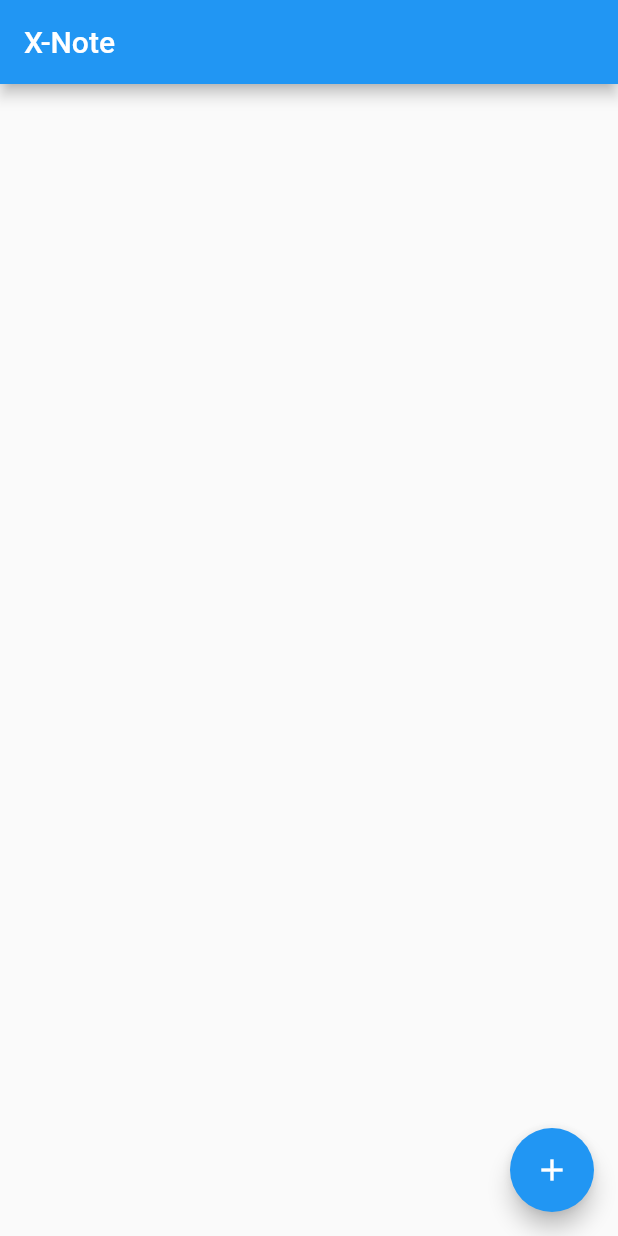
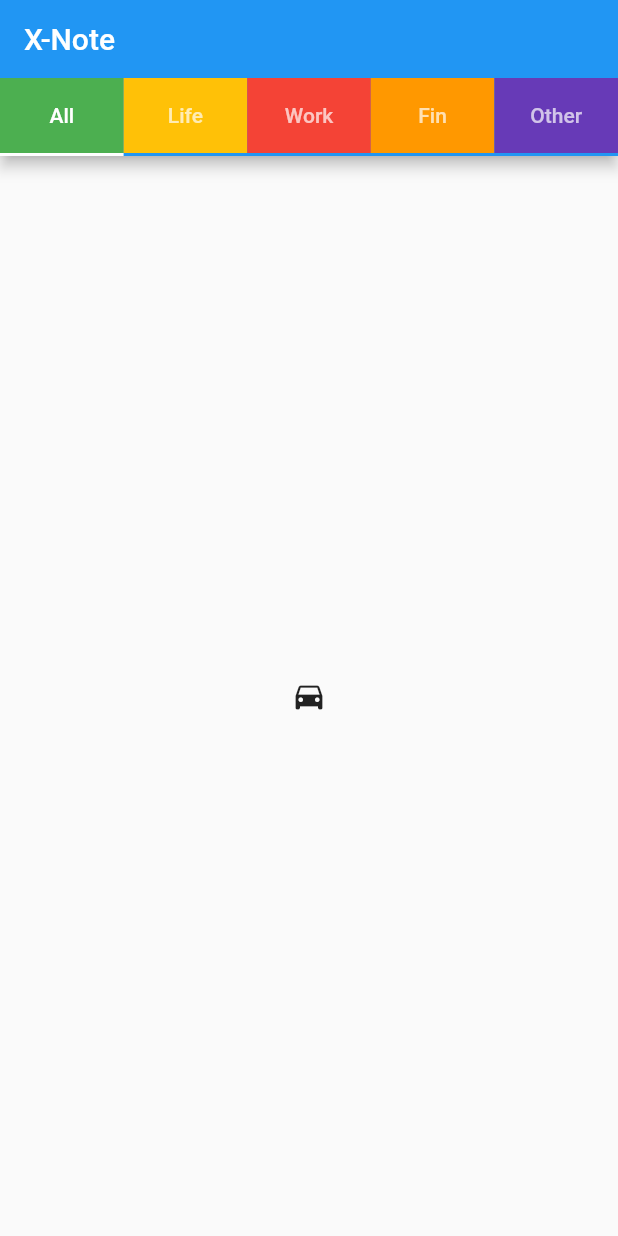
Before and after one commit to phamminhhai8x/XNote, a Flutter app: the screen it shows after launch, on a phone screen of 412 x 824 dp. Run offline on Flutter 3.47's test engine with Material 2 defaults, Android fonts, the light colour scheme and no system bars; our stand-ins replace sqflite; accounts and stored records are empty.

Commit message:
first screen

```diff
--- a/lib/Views/XNote.dart
+++ b/lib/Views/XNote.dart
@@ -1,6 +1,6 @@
 import 'package:flutter/material.dart';
-import 'package:flutter/foundation.dart';
-import 'dart:math' as math;
+//import 'package:flutter/foundation.dart';
+//import 'dart:math' as math;
 import '../ClientModel.dart';
 import '../DBIf.dart';
 import 'NoteDetail.dart';
@@ -66,10 +66,77 @@ class XNoteState extends State<XNote> {
   }
   @override
   Widget build(BuildContext context) {
-    return Scaffold(
-      appBar: AppBar(title: Text("X-Note")),
-      body: FutureBuilder<List<NoteItem>>(
+    return MaterialApp(
+        home: DefaultTabController(
+          length: 5,
+          child: Scaffold(
+            appBar: AppBar(
+              title: Text("X-Note"),
+              backgroundColor: Colors.blue,
+
+              bottom: TabBar(
+                labelPadding: EdgeInsetsDirectional.only(),
+                  tabs: [
+                    Container(
+                      width: 300.0,
+                      height: 50.0,
+                      color: Colors.green,
+                      padding: EdgeInsetsDirectional.only(),
+                      child:  FittedBox(
+                        child: Text("All"),
+                        fit: BoxFit.scaleDown
+                      )
+                    ),
+                    Container(
+                        width: 300.0,
+                        height: 50.0,
+                        color: Colors.amber,
+                        padding: EdgeInsetsDirectional.only(),
+                        child:  FittedBox(
+                            child: Text("Life"),
+                            fit: BoxFit.scaleDown
+                        )
+                    ),
+                    Container(
+                        width: 300.0,
+                        height: 50.0,
+                        color: Colors.red,
+                        padding: EdgeInsetsDirectional.only(),
+                        child:  FittedBox(
+                            child: Text("Work"),
+                            fit: BoxFit.scaleDown
+                        )
+                    ),
+                    Container(
+                        width: 300.0,
+                        height: 50.0,
+                        color: Colors.orange,
+                        padding: EdgeInsetsDirectional.only(),
+                        child:  FittedBox(
+                            child: Text("Fin"),
+                            fit: BoxFit.scaleDown
+                        )
+                    ),
+                    Container(
+                        width: 300.0,
+                        height: 50.0,
+                        color: Colors.deepPurple,
+                        padding: EdgeInsetsDirectional.only(),
+                        child:  FittedBox(
+                            child: Text("Other"),
+                            fit: BoxFit.scaleDown
+                        )
+                    ),
+                  ],
+
+              ),
+            ),
+            body: TabBarView(
+              children: [
+                Icon(Icons.directions_car),
+                FutureBuilder<List<NoteItem>>(
                   future: DBProvider.db.getAllClients(),
+
                   builder: (BuildContext context, AsyncSnapshot<List<NoteItem>> snapshot) {
                     if (snapshot.hasData) {
                       return ListView.builder(
@@ -92,13 +159,20 @@ class XNoteState extends State<XNote> {
                     }
                     },
                 ),
-      floatingActionButton: FloatingActionButton(
-        child: Icon(Icons.add),
-        onPressed: () async {
-          NoteItem rnd = testClients[math.Random().nextInt(testClients.length)];
-          await DBProvider.db.newClient(rnd);
-          setState(() {});
-        },
+                Icon(Icons.access_alarm),
+                Icon(Icons.directions_bike),
+                Icon(Icons.directions_bike),
+              ],
+            ),
+//            floatingActionButton: FloatingActionButton(
+//              child: Icon(Icons.add),
+//              onPressed: () async {
+//                NoteItem rnd = testClients[math.Random().nextInt(testClients.length)];
+//                await DBProvider.db.newClient(rnd);
+//                setState(() {});
+//                },
+//            ),
+          ),
         ),
     );
   }
```
Lines whose indentation alone changed are shown as unchanged.
